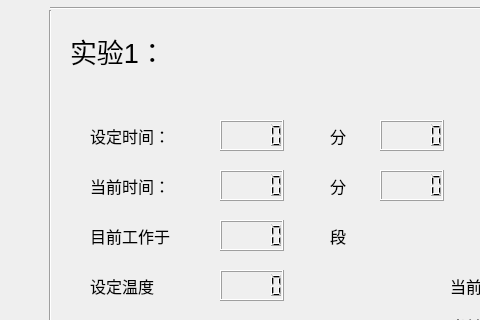
Above: running_1.ui from wanghao-xznu/untitled2 before the change; both pictures show x 0 to 480 and y 0 to 320 of the 800 by 480 pixel window. Below: the same form after it.
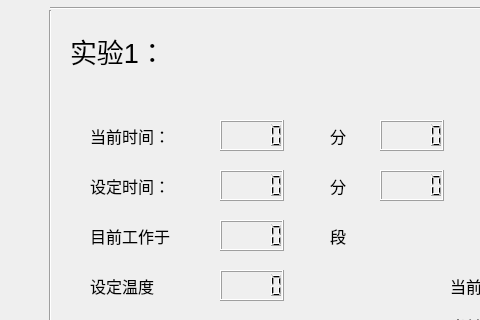
That is the form after the change.

What changed in the file:
```diff
--- a/running_1.ui
+++ b/running_1.ui
@@ -48,7 +48,7 @@
     </font>
    </property>
    <property name="text">
-    <string>设定时间：</string>
+    <string>当前时间：</string>
    </property>
   </widget>
   <widget class="QLabel" name="label_3">
@@ -68,7 +68,7 @@
     </font>
    </property>
    <property name="text">
-    <string>当前时间：</string>
+    <string>设定时间：</string>
    </property>
   </widget>
   <widget class="QLabel" name="label_4">
```
